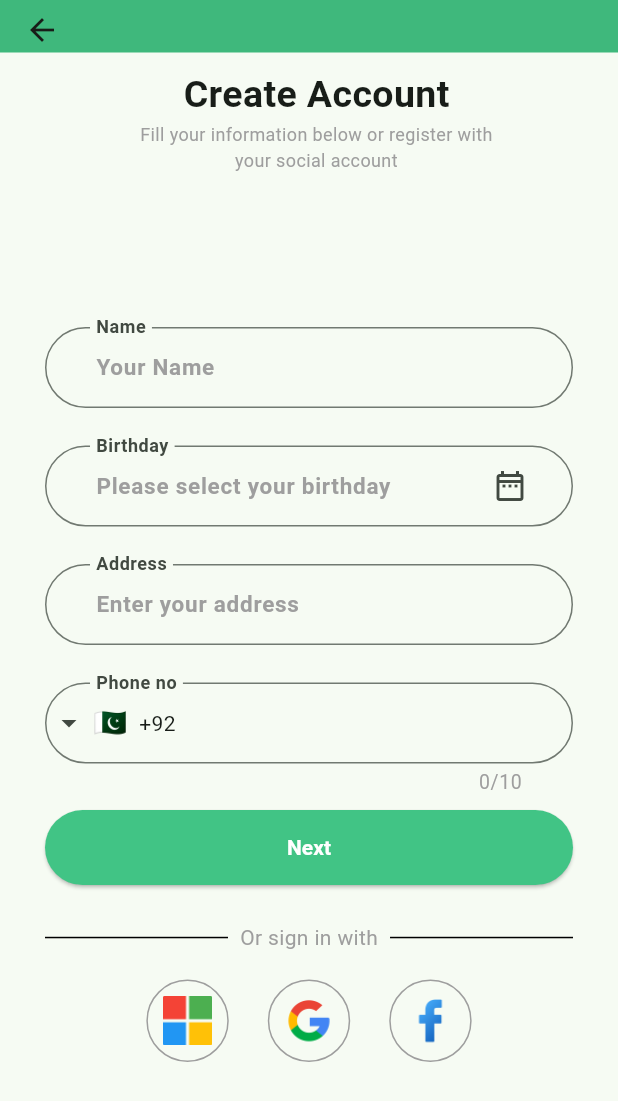
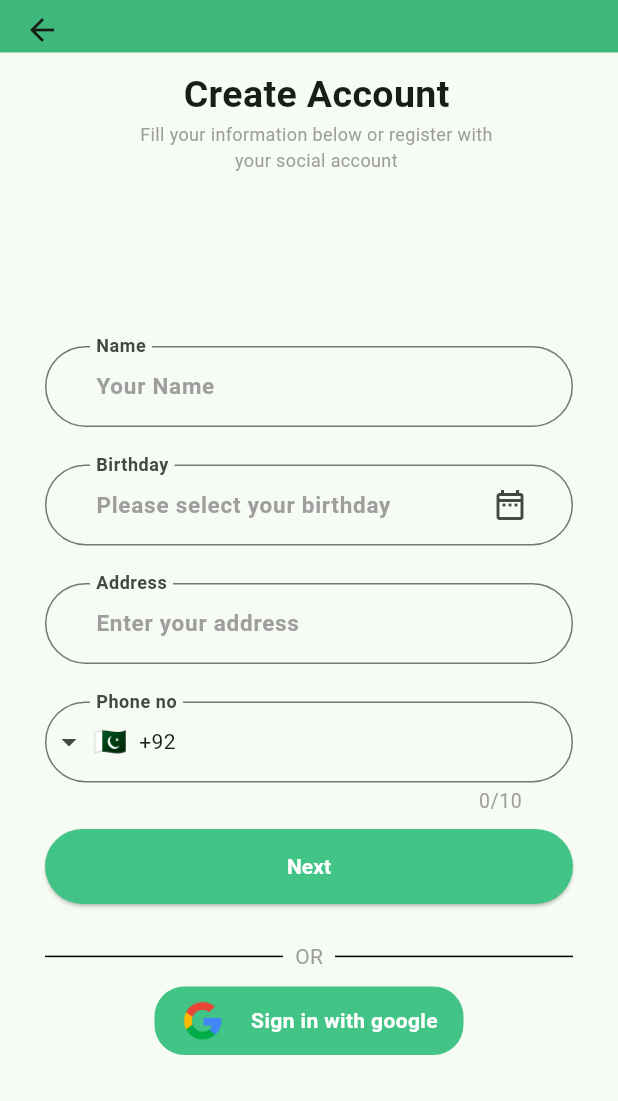
Before and after one commit to ikram-khani/auth_ui, a Flutter app: the HomeScreen screen opened directly, after a tap on the "logout" icon, after a tap on "Create an Account", on a phone screen of 412 x 824 dp. Shown: the top 1101 px of the screen. Run offline on Flutter 3.47's test engine with Material 2 defaults, Android fonts, the phone set to English and light mode, and no system bars; drawn by our look-alikes of intl_phone_field; our stand-ins replace cloud_firestore, firebase_auth, firebase_core, google_sign_in; accounts and stored records are empty; generated files the repository leaves out were written again; network calls fail.

Commit message:
signing with google account implementation

```diff
--- a/lib/screens/auth.dart
+++ b/lib/screens/auth.dart
@@ -1,8 +1,9 @@
 import 'package:auth_ui/screens/home.dart';
 import 'package:auth_ui/screens/reset_password.dart';
 import 'package:auth_ui/screens/sign_up.dart';
-import 'package:auth_ui/widget/social_icon.dart';
+import 'package:auth_ui/widget/sign_in_with_google_button.dart';
 import 'package:auth_ui/widget/in_line_text.dart';
+
 import 'package:flutter/material.dart';
 import 'package:provider/provider.dart';
 
@@ -21,7 +22,7 @@ class _AuthScreenState extends State<AuthScreen> {
   final TextEditingController _passwordController = TextEditingController();
   var isLoading = false;
 
-  void submit() {
+  void _submit() {
     var userData = Provider.of<UserDataProvider>(context, listen: false);
     userData.signIn(_emailController.text, _passwordController.text).then(
       (map) {
@@ -201,7 +202,7 @@ class _AuthScreenState extends State<AuthScreen> {
                                 const TextStyle(fontWeight: FontWeight.bold),
                               ),
                             ),
-                            onPressed: submit,
+                            onPressed: _submit,
                             child: const Text('Log In'),
                           ),
                         ),
@@ -223,32 +224,10 @@ class _AuthScreenState extends State<AuthScreen> {
                           ),
                         ),
                         const InLineText(
-                          text: 'Or sign in with',
+                          text: 'OR',
                         ),
                         const SizedBox(height: 20),
-                        Row(
-                          mainAxisAlignment: MainAxisAlignment.center,
-                          mainAxisSize: MainAxisSize.min,
-                          children: [
-                            IconButton(
-                              onPressed: () {},
-                              icon: const SocialIcon(
-                                  iconPath: 'assets/icons/microsoft.png'),
-                            ),
-                            const SizedBox(width: 10),
-                            IconButton(
-                              onPressed: () {},
-                              icon: const SocialIcon(
-                                  iconPath: 'assets/icons/google.png'),
-                            ),
-                            const SizedBox(width: 10),
-                            IconButton(
-                              onPressed: () {},
-                              icon: const SocialIcon(
-                                  iconPath: 'assets/icons/facebook.png'),
-                            ),
-                          ],
-                        ),
+                        const SignInWithGoogleButton(),
                         const SizedBox(
                           height: 10,
                         ),
--- a/lib/screens/home.dart
+++ b/lib/screens/home.dart
@@ -1,10 +1,10 @@
 import 'package:auth_ui/screens/auth.dart';
 import 'package:firebase_auth/firebase_auth.dart';
 import 'package:flutter/material.dart';
+import 'package:google_sign_in/google_sign_in.dart';
 
 class HomeScreen extends StatelessWidget {
   const HomeScreen({super.key});
-
   @override
   Widget build(BuildContext context) {
     final firebase = FirebaseAuth.instance;
@@ -31,6 +31,9 @@ class HomeScreen extends StatelessWidget {
           IconButton(
             onPressed: () {
               firebase.signOut();
+              //also sign out the user if he is sign in with google
+              GoogleSignIn googleSignIn = GoogleSignIn();
+              googleSignIn.signOut();
               Navigator.of(context).pushReplacement(MaterialPageRoute(
                 builder: (context) => const AuthScreen(),
               ));
@@ -49,12 +52,23 @@ class HomeScreen extends StatelessWidget {
           ),
         ),
         child: Center(
-          child: Text(
-            'Hello ${firebase.currentUser!.displayName} \n Welcome Here!',
-            textAlign: TextAlign.center,
-            style: const TextStyle(
-                fontWeight: FontWeight.w500, fontSize: 30, wordSpacing: 3),
-          ),
+          child: firebase.currentUser == null
+              ? const Text(
+                  'Hello \n Welcome Here!',
+                  textAlign: TextAlign.center,
+                  style: TextStyle(
+                      fontWeight: FontWeight.w500,
+                      fontSize: 20,
+                      wordSpacing: 3),
+                )
+              : Text(
+                  'Hello ${firebase.currentUser!.displayName} \n Welcome Here!',
+                  textAlign: TextAlign.center,
+                  style: const TextStyle(
+                      fontWeight: FontWeight.w500,
+                      fontSize: 20,
+                      wordSpacing: 3),
+                ),
         ),
       ),
     );
--- a/lib/screens/reset_password.dart
+++ b/lib/screens/reset_password.dart
@@ -28,8 +28,6 @@ class _ResetPasswordScreenState extends State<ResetPasswordScreen> {
 
       QuerySnapshot querySnapshot =
           await userCollection.where('email', isEqualTo: _enteredEmail).get();
-
-      print(querySnapshot);
 
       if (querySnapshot.size > 0) {
         setState(() {
--- a/lib/screens/sign_up.dart
+++ b/lib/screens/sign_up.dart
@@ -7,7 +7,8 @@ import 'package:intl_phone_field/intl_phone_field.dart';
 import 'package:provider/provider.dart';
 
 import '../widget/in_line_text.dart';
-import '../widget/social_icon.dart';
+
+import '../widget/sign_in_with_google_button.dart';
 
 class SignUpScreen extends StatefulWidget {
   const SignUpScreen({super.key});
@@ -116,7 +117,7 @@ class _SignUpScreenState extends State<SignUpScreen> {
                     style: TextStyle(color: Colors.grey, fontSize: 12),
                   ),
                 ),
-                const SizedBox(
+                SizedBox(
                   height: 20,
                 ),
               ],
@@ -304,31 +305,10 @@ class _SignUpScreenState extends State<SignUpScreen> {
                       ),
                       const SizedBox(height: 25),
                       const InLineText(
-                        text: 'Or sign in with',
+                        text: 'OR',
                       ),
                       const SizedBox(height: 10),
-                      Row(
-                          mainAxisAlignment: MainAxisAlignment.center,
-                          mainAxisSize: MainAxisSize.min,
-                          children: [
-                            IconButton(
-                              onPressed: () {},
-                              icon: const SocialIcon(
-                                  iconPath: 'assets/icons/microsoft.png'),
-                            ),
-                            const SizedBox(width: 10),
-                            IconButton(
-                              onPressed: () {},
-                              icon: const SocialIcon(
-                                  iconPath: 'assets/icons/google.png'),
-                            ),
-                            const SizedBox(width: 10),
-                            IconButton(
-                              onPressed: () {},
-                              icon: const SocialIcon(
-                                  iconPath: 'assets/icons/facebook.png'),
-                            ),
-                          ]),
+                      const SignInWithGoogleButton(),
                     ],
                   ),
                 ),
--- a/lib/screens/sign_up_2.dart
+++ b/lib/screens/sign_up_2.dart
@@ -30,7 +30,7 @@ class _SignUpScreen2State extends State<SignUpScreen2> {
     //going to the next scren
     Navigator.of(context).push(
       MaterialPageRoute(
-        builder: (context) => SignUpScreen3(),
+        builder: (context) => const SignUpScreen3(),
       ),
     );
   }
--- /dev/null
+++ b/lib/widget/sign_in_with_google_button.dart
@@ -0,0 +1,112 @@
+import 'package:cloud_firestore/cloud_firestore.dart';
+import 'package:firebase_auth/firebase_auth.dart';
+import 'package:flutter/material.dart';
+import 'package:google_sign_in/google_sign_in.dart';
+
+import '../screens/home.dart';
+
+class SignInWithGoogleButton extends StatefulWidget {
+  const SignInWithGoogleButton({super.key});
+
+  @override
+  State<SignInWithGoogleButton> createState() => _SignInWithGoogleButtonState();
+}
+
+class _SignInWithGoogleButtonState extends State<SignInWithGoogleButton> {
+  Future<void> _signInWithGoogle() async {
+    final List<String> scopes = <String>[
+      'email',
+      'profile',
+    ];
+
+    try {
+      final GoogleSignIn googleSignIn = GoogleSignIn(
+        scopes: scopes,
+      );
+      //trying to sign in with google
+      GoogleSignInAccount? googleSignInAccount = await googleSignIn.signIn();
+      //if sign in success then show home screen and show success message
+      if (googleSignInAccount != null) {
+        //for saving the user email address and name to the database for getting in future
+
+        // Check if a document with the same ID already exists
+        final userDoc = await FirebaseFirestore.instance
+            .collection('GoogleUsers')
+            .doc(googleSignInAccount.id)
+            .get();
+
+        if (!userDoc.exists) {
+          await FirebaseFirestore.instance
+              .collection('GoogleUsers')
+              .doc(googleSignInAccount.id)
+              .set(
+            {
+              'name': googleSignInAccount.displayName,
+              'email': googleSignInAccount.email,
+            },
+          );
+        }
+
+        Navigator.of(context).pushReplacement(
+          MaterialPageRoute(
+            builder: (context) => const HomeScreen(),
+          ),
+        );
+        ScaffoldMessenger.of(context).clearSnackBars();
+        ScaffoldMessenger.of(context).showSnackBar(
+          const SnackBar(
+            content: Text('Sign in successfully'),
+          ),
+        );
+      }
+    } on FirebaseAuthException catch (error) {
+      ScaffoldMessenger.of(context).showSnackBar(
+        SnackBar(
+          content: Text(error.message!),
+        ),
+      );
+    }
+  }
+
+  @override
+  Widget build(BuildContext context) {
+    Size screenSize = MediaQuery.of(context).size;
+
+    return InkWell(
+        onTap: _signInWithGoogle,
+        child: Container(
+          height: screenSize.height / 18,
+          width: screenSize.width / 2,
+          decoration: BoxDecoration(
+            borderRadius: BorderRadius.circular(20),
+            color: Theme.of(context).primaryColor,
+          ),
+          child: Center(
+            child: Row(
+              mainAxisAlignment: MainAxisAlignment.spaceEvenly,
+              children: [
+                Container(
+                  width: 30,
+                  height: 30,
+                  decoration: const BoxDecoration(
+                    image: DecorationImage(
+                      image: AssetImage('assets/icons/google.png'),
+                      fit: BoxFit.cover,
+                    ),
+                    shape: BoxShape.circle,
+                  ),
+                ),
+                const Text(
+                  'Sign in with google',
+                  style: TextStyle(
+                    fontSize: 14,
+                    fontWeight: FontWeight.bold,
+                    color: Colors.white,
+                  ),
+                )
+              ],
+            ),
+          ),
+        ));
+  }
+}
--- a/lib/widget/social_icon.dart
+++ /dev/null
@@ -1,27 +0,0 @@
-import 'package:flutter/material.dart';
-
-class SocialIcon extends StatelessWidget {
-  const SocialIcon({required this.iconPath, super.key});
-  final String iconPath;
-
-  @override
-  Widget build(BuildContext context) {
-    Size screenSize = MediaQuery.of(context).size;
-    double imageSize = screenSize.width * 0.08;
-    return Container(
-      padding: const EdgeInsets.all(10),
-      decoration: BoxDecoration(
-        shape: BoxShape.circle,
-        border: Border.all(
-          color: Colors.grey,
-          width: 1,
-        ),
-      ),
-      child: Image.asset(
-        iconPath,
-        height: imageSize,
-        width: imageSize,
-      ),
-    );
-  }
-}
--- a/pubspec.yaml
+++ b/pubspec.yaml
@@ -34,6 +34,7 @@ dependencies:
   firebase_core: ^2.17.0
   flutter:
     sdk: flutter
+  google_sign_in: ^6.1.5
   intl: ^0.18.1
   intl_phone_field: ^3.2.0
   provider: ^6.0.5
```
Also changed, not shown: lib/main.dart (+18 -3 lines), pubspec.lock, 1 other file.
